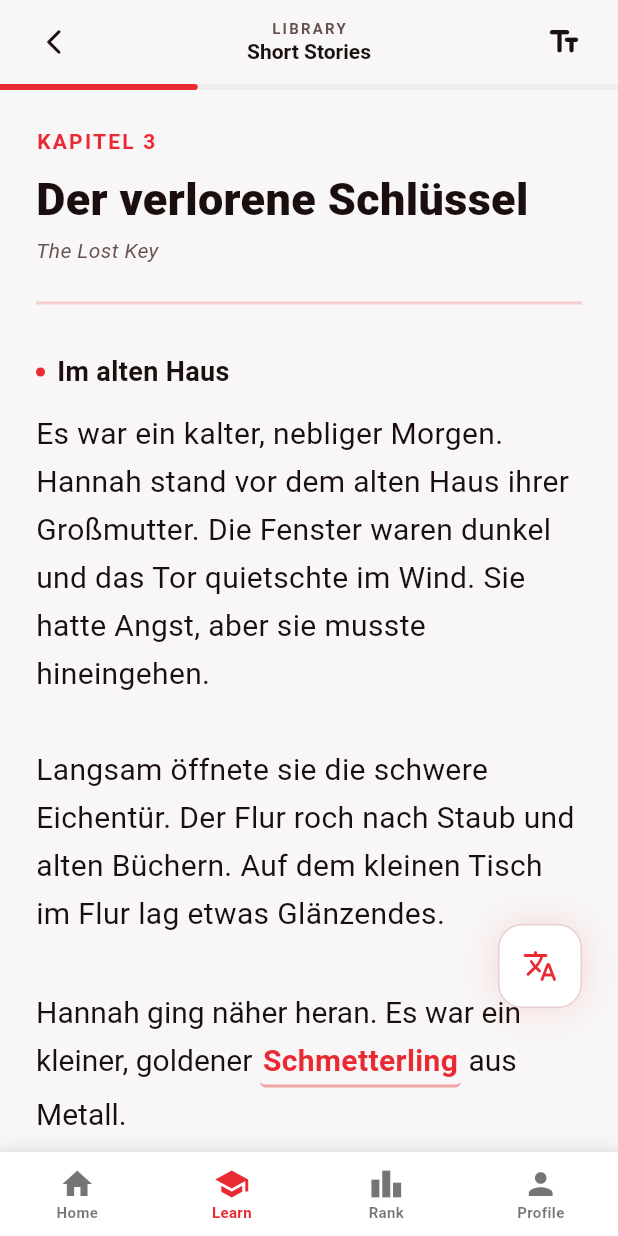
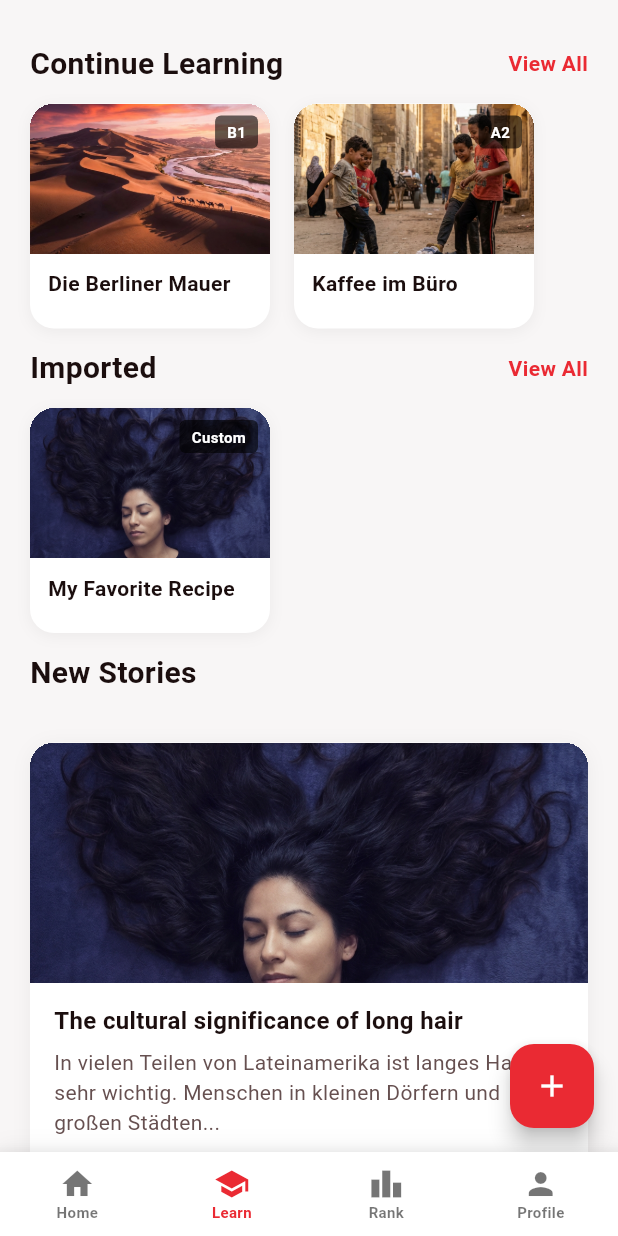
Before and after one commit to kowshikRoy/takt, a Flutter app: the MainScaffold screen opened directly, item 2 of the bottom bar chosen, on a phone screen of 412 x 824 dp. Run offline on Flutter 3.47's test engine with Material 3 defaults, Android fonts, the phone set to English and light mode, and no system bars; our stand-ins replace flutter_animate, google_fonts, shared_preferences, sqflite; accounts and stored records are empty.

Commit message:
feat: Implement discover screen with article model, display widgets, reader, and text input for content creation.

```diff
--- /dev/null
+++ b/lib/models/article_model.dart
@@ -0,0 +1,20 @@
+
+class Article {
+  final String id;
+  final String title;
+  final String description;
+  final String level; // A1, A2, B1, etc.
+  final DateTime date;
+  final String imageUrl;
+  final bool isLiked;
+
+  Article({
+    required this.id,
+    required this.title,
+    required this.description,
+    required this.level,
+    required this.date,
+    required this.imageUrl,
+    this.isLiked = false,
+  });
+}
--- /dev/null
+++ b/lib/screens/create/text_input_screen.dart
@@ -0,0 +1,99 @@
+import 'package:flutter/material.dart';
+import '../../theme/app_theme.dart';
+import '../../models/article_model.dart';
+import '../story_reader_screen.dart';
+
+class TextInputScreen extends StatefulWidget {
+  const TextInputScreen({super.key});
+
+  @override
+  State<TextInputScreen> createState() => _TextInputScreenState();
+}
+
+class _TextInputScreenState extends State<TextInputScreen> {
+  final TextEditingController _titleController = TextEditingController();
+  final TextEditingController _contentController = TextEditingController();
+
+  void _createLesson() {
+    if (_titleController.text.isEmpty || _contentController.text.isEmpty) {
+      ScaffoldMessenger.of(context).showSnackBar(
+        const SnackBar(content: Text('Please enter both title and content')),
+      );
+      return;
+    }
+
+    final newArticle = Article(
+      id: 'custom_${DateTime.now().millisecondsSinceEpoch}',
+      title: _titleController.text,
+      description: _contentController.text.substring(0, _contentController.text.length > 50 ? 50 : _contentController.text.length) + '...',
+      level: 'Custom',
+      date: DateTime.now(),
+      imageUrl: 'assets/images/story_desert.png', // Use placeholder for now
+      // Logic for providing full content needs to be handled in StoryReader
+    );
+
+    Navigator.pushReplacement(
+      context,
+      MaterialPageRoute(
+        builder: (context) => StoryReaderScreen(article: newArticle, customContent: _contentController.text),
+      ),
+    );
+  }
+
+  @override
+  Widget build(BuildContext context) {
+    return Scaffold(
+      backgroundColor: AppTheme.backgroundLight,
+      appBar: AppBar(
+        title: const Text('New Lesson', style: TextStyle(color: AppTheme.textMainLight, fontWeight: FontWeight.bold)),
+        backgroundColor: AppTheme.backgroundLight,
+        elevation: 0,
+        leading: IconButton(
+          icon: const Icon(Icons.close, color: AppTheme.textMainLight),
+          onPressed: () => Navigator.pop(context),
+        ),
+      ),
+      body: Padding(
+        padding: const EdgeInsets.all(20.0),
+        child: Column(
+          children: [
+            TextField(
+              controller: _titleController,
+              decoration: const InputDecoration(
+                hintText: 'Lesson Title',
+                border: OutlineInputBorder(),
+              ),
+              style: const TextStyle(fontWeight: FontWeight.bold),
+            ),
+            const SizedBox(height: 16),
+            Expanded(
+              child: TextField(
+                controller: _contentController,
+                maxLines: null,
+                expands: true,
+                textAlignVertical: TextAlignVertical.top,
+                decoration: const InputDecoration(
+                  hintText: 'Paste your German text here...',
+                  border: OutlineInputBorder(),
+                ),
+              ),
+            ),
+            const SizedBox(height: 16),
+            SizedBox(
+              width: double.infinity,
+              height: 50,
+              child: ElevatedButton(
+                onPressed: _createLesson,
+                style: ElevatedButton.styleFrom(
+                   backgroundColor: AppTheme.primary,
+                   shape: RoundedRectangleBorder(borderRadius: BorderRadius.circular(12)),
+                ),
+                child: const Text('Create Lesson', style: TextStyle(fontSize: 16, fontWeight: FontWeight.bold)),
+              ),
+            ),
+          ],
+        ),
+      ),
+    );
+  }
+}
--- /dev/null
+++ b/lib/screens/discover_screen.dart
@@ -0,0 +1,233 @@
+import 'package:flutter/material.dart';
+import '../theme/app_theme.dart';
+import '../models/article_model.dart';
+import '../widgets/article_card.dart';
+import '../widgets/section_header.dart';
+import '../widgets/compact_article_card.dart';
+import 'story_reader_screen.dart';
+import 'create/text_input_screen.dart';
+
+class DiscoverScreen extends StatefulWidget {
+  const DiscoverScreen({super.key});
+
+  @override
+  State<DiscoverScreen> createState() => _DiscoverScreenState();
+}
+
+class _DiscoverScreenState extends State<DiscoverScreen> {
+  // Filter state removed
+
+  // Mock Data - New Stories
+  final List<Article> _articles = [
+    Article(
+      id: '1',
+      title: 'The cultural significance of long hair',
+      description: 'In vielen Teilen von Lateinamerika ist langes Haar sehr wichtig. Menschen in kleinen Dörfern und großen Städten...',
+      level: 'A2',
+      date: DateTime(2025, 12, 17),
+      imageUrl: 'assets/images/story_hair.png',
+    ),
+    Article(
+      id: '2',
+      title: "'Sock ball': Egypt's humble game turned street celebration",
+      description: 'Sockenball ist ein Spiel aus Ägypten. Man macht einen Ball mit alten Socken, Klebeband und Faden.',
+      level: 'A1',
+      date: DateTime(2025, 12, 16),
+      imageUrl: 'assets/images/story_soccer.png',
+    ),
+    Article(
+      id: '3',
+      title: 'Desert Landscapes of the World',
+      description: 'Wüsten sind faszinierende Orte mit extremer Hitze und Kälte.',
+      level: 'B1',
+      date: DateTime(2025, 12, 15),
+      imageUrl: 'assets/images/story_desert.png',
+    ),
+  ];
+
+  // Mock Data - Continue Learning
+  final List<Article> _continueLearningArticles = [
+    Article(
+      id: 'cl1',
+      title: 'Die Berliner Mauer',
+      description: '',
+      level: 'B1',
+      date: DateTime.now(),
+      imageUrl: 'assets/images/story_desert.png', // Reusing placeholder
+    ),
+     Article(
+      id: 'cl2',
+      title: 'Kaffee im Büro',
+      description: '',
+      level: 'A2',
+      date: DateTime.now(),
+      imageUrl: 'assets/images/story_soccer.png',
+    ),
+  ];
+
+  // Mock Data - Imported
+  final List<Article> _importedArticles = [
+     Article(
+      id: 'imp1',
+      title: 'My Favorite Recipe',
+      description: '',
+      level: 'Custom',
+      date: DateTime.now(),
+      imageUrl: 'assets/images/story_hair.png',
+    ),
+  ];
+
+
+  @override
+  Widget build(BuildContext context) {
+    return Scaffold(
+      backgroundColor: AppTheme.backgroundLight,
+      floatingActionButton: FloatingActionButton(
+        onPressed: () => _showCreateOptions(context),
+        backgroundColor: AppTheme.primary,
+        child: const Icon(Icons.add, color: Colors.white),
+      ),
+      body: SafeArea(
+        child: SingleChildScrollView(
+          child: Column(
+            crossAxisAlignment: CrossAxisAlignment.start,
+            children: [
+              const SizedBox(height: 16),
+
+              // Continue Learning Section
+              SectionHeader(title: 'Continue Learning', onViewAll: () {}),
+              SizedBox(
+                height: 150, // Card height + padding
+                child: ListView.builder(
+                  padding: const EdgeInsets.symmetric(horizontal: 20),
+                  scrollDirection: Axis.horizontal,
+                  itemCount: _continueLearningArticles.length,
+                  itemBuilder: (context, index) {
+                    return CompactArticleCard(
+                      article: _continueLearningArticles[index],
+                      onTap: () => _openReader(_continueLearningArticles[index]),
+                    );
+                  },
+                ),
+              ),
+
+              // Imported Section
+              SectionHeader(title: 'Imported', onViewAll: () {}),
+               SizedBox(
+                height: 150,
+                child: ListView.builder(
+                  padding: const EdgeInsets.symmetric(horizontal: 20),
+                  scrollDirection: Axis.horizontal,
+                  itemCount: _importedArticles.length,
+                  itemBuilder: (context, index) {
+                    return CompactArticleCard(
+                      article: _importedArticles[index],
+                      onTap: () => _openReader(_importedArticles[index]),
+                    );
+                  },
+                ),
+              ),
+
+
+              // New Stories Section
+              SectionHeader(title: 'New Stories'),
+              // _buildFilters() removed
+              ListView.separated(
+                padding: const EdgeInsets.all(20),
+                shrinkWrap: true, // Needed inside SingleChildScrollView
+                physics: const NeverScrollableScrollPhysics(), // Disable internal scrolling
+                itemCount: _articles.length,
+                separatorBuilder: (context, index) => const SizedBox(height: 24),
+                itemBuilder: (context, index) {
+                  final article = _articles[index];
+                  return ArticleCard(
+                    article: article,
+                    onTap: () => _openReader(article),
+                  );
+                },
+              ),
+
+              const SizedBox(height: 80), // Bottom padding for FAB
+            ],
+          ),
+        ),
+      ),
+    );
+  }
+
+  void _openReader(Article article) {
+    Navigator.push(
+      context,
+      MaterialPageRoute(
+        builder: (context) => StoryReaderScreen(article: article),
+      ),
+    );
+  }
+
+
+
+
+  void _showCreateOptions(BuildContext context) {
+    showModalBottomSheet(
+      context: context,
+      shape: const RoundedRectangleBorder(
+        borderRadius: BorderRadius.vertical(top: Radius.circular(20)),
+      ),
+      builder: (context) {
+        return Container(
+          padding: const EdgeInsets.all(24),
+          child: Column(
+            mainAxisSize: MainAxisSize.min,
+            crossAxisAlignment: CrossAxisAlignment.start,
+            children: [
+              const Text(
+                'Create Lesson',
+                style: TextStyle(
+                  fontSize: 20,
+                  fontWeight: FontWeight.bold,
+                  color: AppTheme.textMainLight,
+                ),
+              ),
+              const SizedBox(height: 20),
+              ListTile(
+                leading: Container(
+                  padding: const EdgeInsets.all(8),
+                  decoration: BoxDecoration(color: Colors.blue[50], borderRadius: BorderRadius.circular(8)),
+                  child: const Icon(Icons.paste_rounded, color: Colors.blue),
+                ),
+                title: const Text('Paste Text', style: TextStyle(fontWeight: FontWeight.w600)),
+                subtitle: const Text('Create from clipboard'),
+                onTap: () {
+                  Navigator.pop(context); // Close modal
+                  Navigator.push(context, MaterialPageRoute(builder: (_) => const TextInputScreen()));
+                },
+              ),
+              ListTile(
+                leading: Container(
+                   padding: const EdgeInsets.all(8),
+                   decoration: BoxDecoration(color: Colors.purple[50], borderRadius: BorderRadius.circular(8)),
+                   child: const Icon(Icons.link_rounded, color: Colors.purple),
+                ),
+                title: const Text('Web Article', style: TextStyle(fontWeight: FontWeight.w600)),
+                subtitle: const Text('Import from URL (Coming Soon)'),
+                onTap: () {},
+                enabled: false,
+              ),
+              ListTile(
+                 leading: Container(
+                   padding: const EdgeInsets.all(8),
+                   decoration: BoxDecoration(color: Colors.orange[50], borderRadius: BorderRadius.circular(8)),
+                   child: const Icon(Icons.upload_file_rounded, color: Colors.orange),
+                ),
+                title: const Text('Upload PDF', style: TextStyle(fontWeight: FontWeight.w600)),
+                subtitle: const Text('Import from file (Coming Soon)'),
+                onTap: () {},
+                 enabled: false,
+              ),
+            ],
+          ),
+        );
+      },
+    );
+  }
+}
--- a/lib/screens/main_scaffold.dart
+++ b/lib/screens/main_scaffold.dart
@@ -2,7 +2,7 @@ import 'package:flutter/material.dart';
 import 'home_screen.dart';
 import '../theme/app_theme.dart';
 import 'profile_screen.dart';
-import 'story_screen.dart';
+import 'discover_screen.dart';
 import 'dictionary_screen.dart';
 
 class MainScaffold extends StatefulWidget {
@@ -17,7 +17,7 @@ class _MainScaffoldState extends State<MainScaffold> {
 
   final List<Widget> _screens = [
     const HomeScreen(),
-    const StoryScreen(),
+    const DiscoverScreen(),
     const DictionaryScreen(),
     const ProfileScreen(),
   ];
--- a/lib/screens/story_screen.dart
+++ b/lib/screens/story_reader_screen.dart
@@ -2,14 +2,19 @@ import 'package:flutter/material.dart';
 import 'package:google_fonts/google_fonts.dart';
 import '../theme/app_theme.dart';
 
-class StoryScreen extends StatefulWidget {
-  const StoryScreen({super.key});
+import '../models/article_model.dart';
+
+class StoryReaderScreen extends StatefulWidget {
+  final Article? article;
+  final String? customContent;
+
+  const StoryReaderScreen({super.key, this.article, this.customContent});
 
   @override
-  State<StoryScreen> createState() => _StoryScreenState();
+  State<StoryReaderScreen> createState() => _StoryReaderScreenState();
 }
 
-class _StoryScreenState extends State<StoryScreen> {
+class _StoryReaderScreenState extends State<StoryReaderScreen> {
   // State for the interactive word tooltip
   bool _isTooltipVisible = false;
 
@@ -162,7 +167,7 @@ class _StoryScreenState extends State<StoryScreen> {
         crossAxisAlignment: CrossAxisAlignment.start,
         children: [
           Text(
-            'KAPITEL 3',
+            widget.article?.level ?? 'KAPITEL 3',
             style: TextStyle(
               fontSize: 14,
               fontWeight: FontWeight.bold,
@@ -172,7 +177,7 @@ class _StoryScreenState extends State<StoryScreen> {
           ),
           const SizedBox(height: 12),
           Text(
-            'Der verlorene Schlüssel',
+            widget.article?.title ?? 'Der verlorene Schlüssel',
             style: TextStyle(
               fontSize: 30, // text-3xl
               fontWeight: FontWeight.w800, // extrabold
@@ -182,7 +187,7 @@ class _StoryScreenState extends State<StoryScreen> {
           ),
           const SizedBox(height: 8),
           Text(
-            'The Lost Key',
+            widget.article != null ? '' : 'The Lost Key', // Hide subtitle for custom articles for now
             style: TextStyle(
               fontSize: 14,
               fontStyle: FontStyle.italic,
@@ -195,6 +200,11 @@ class _StoryScreenState extends State<StoryScreen> {
   }
 
   Widget _buildStoryContent(BuildContext context) {
+    if (widget.customContent != null) {
+      return _buildParagraph(widget.customContent!);
+    }
+
+    // Fallback to static content if no custom content provided (existing logic)
     return Column(
       crossAxisAlignment: CrossAxisAlignment.start,
       children: [
@@ -227,6 +237,7 @@ class _StoryScreenState extends State<StoryScreen> {
                    onTap: () {
                      setState(() {
                        _isTooltipVisible = !_isTooltipVisible;
+                       // Hack to make sure we don't float forever if this moves
                      });
                    },
                    child: Container(
@@ -234,7 +245,7 @@ class _StoryScreenState extends State<StoryScreen> {
                      decoration: BoxDecoration(
                        color: _isTooltipVisible ? AppTheme.primary.withValues(alpha: 0.1) : null,
                        borderRadius: BorderRadius.circular(4),
-                       border: Border(bottom: BorderSide(color: AppTheme.primary.withValues(alpha: 0.4), width: 2, style: BorderStyle.solid)), // dotted not easy, solid for now
+                       border: Border(bottom: BorderSide(color: AppTheme.primary.withValues(alpha: 0.4), width: 2, style: BorderStyle.solid)),
                      ),
                      child: Text(
                        'Schmetterling',
--- /dev/null
+++ b/lib/widgets/article_card.dart
@@ -0,0 +1,156 @@
+import 'package:flutter/material.dart';
+import 'package:intl/intl.dart';
+import '../models/article_model.dart';
+import '../theme/app_theme.dart';
+
+class ArticleCard extends StatelessWidget {
+  final Article article;
+  final VoidCallback onTap;
+
+  const ArticleCard({
+    super.key,
+    required this.article,
+    required this.onTap,
+  });
+
+  @override
+  Widget build(BuildContext context) {
+    return GestureDetector(
+      onTap: onTap,
+      child: Container(
+        decoration: BoxDecoration(
+          color: AppTheme.surfaceLight,
+          borderRadius: BorderRadius.circular(16),
+          boxShadow: [
+            BoxShadow(
+              color: Colors.black.withOpacity(0.05),
+              blurRadius: 10,
+              offset: const Offset(0, 2),
+            ),
+          ],
+        ),
+        clipBehavior: Clip.hardEdge,
+        child: Column(
+          crossAxisAlignment: CrossAxisAlignment.start,
+          children: [
+            // Image
+            Container(
+              height: 160,
+              width: double.infinity,
+              decoration: BoxDecoration(
+                color: Colors.grey[200],
+                image: DecorationImage(
+                  image: AssetImage(article.imageUrl), // In real app, NetworkImage
+                  fit: BoxFit.cover,
+                ),
+              ),
+              child: Stack(
+                children: [
+                   // Gradient overlay for text readability if needed, or just plain image as per design
+                ],
+              ),
+            ),
+
+            Padding(
+              padding: const EdgeInsets.all(16),
+              child: Column(
+                crossAxisAlignment: CrossAxisAlignment.start,
+                children: [
+                  Text(
+                    article.title,
+                    style: const TextStyle(
+                      fontSize: 16,
+                      fontWeight: FontWeight.bold,
+                      height: 1.2,
+                      color: AppTheme.textMainLight,
+                    ),
+                    maxLines: 2,
+                    overflow: TextOverflow.ellipsis,
+                  ),
+                  const SizedBox(height: 8),
+                  Text(
+                    article.description,
+                    style: TextStyle(
+                      fontSize: 14,
+                      color: AppTheme.textSubLight,
+                      height: 1.4,
+                    ),
+                    maxLines: 3,
+                    overflow: TextOverflow.ellipsis,
+                  ),
+                  const SizedBox(height: 16),
+                  Row(
+                    mainAxisAlignment: MainAxisAlignment.spaceBetween,
+                    children: [
+                      Row(
+                        children: [
+                          _buildLevelBadge(article.level),
+                          const SizedBox(width: 8),
+                          Text(
+                            DateFormat('d MMMM yyyy').format(article.date),
+                            style: TextStyle(
+                              fontSize: 12,
+                              color: AppTheme.textSubLight,
+                            ),
+                          ),
+                        ],
+                      ),
+                      Icon(
+                        article.isLiked ? Icons.favorite : Icons.favorite_border,
+                        color: article.isLiked ? Colors.red : AppTheme.textSubLight.withOpacity(0.5),
+                        size: 20,
+                      ),
+                    ],
+                  ),
+                ],
+              ),
+            ),
+          ],
+        ),
+      ),
+    );
+  }
+
+  Widget _buildLevelBadge(String level) {
+    Color bg;
+    Color text;
+
+    // Simple logic for badge colors
+    switch (level) {
+      case 'A1':
+      case 'A2':
+        bg = const Color(0xFFDCFCE7); // green-100
+        text = const Color(0xFF166534); // green-800
+        break;
+      case 'B1':
+      case 'B2':
+        bg = const Color(0xFFFEF9C3); // yellow-100
+        text = const Color(0xFF854D0E); // yellow-800
+        break;
+      case 'C1':
+      case 'C2':
+        bg = const Color(0xFFFEE2E2); // red-100
+        text = const Color(0xFF991B1B); // red-800
+        break;
+      default:
+        bg = Colors.grey[200]!;
+        text = Colors.grey[800]!;
+    }
+
+    return Container(
+      padding: const EdgeInsets.symmetric(horizontal: 8, vertical: 4),
+      decoration: BoxDecoration(
+        color: bg,
+        borderRadius: BorderRadius.circular(4),
+      ),
+      child: Text(
+        level,
+        style: TextStyle(
+          color: text,
+          fontSize: 12,
+          fontWeight: FontWeight.bold,
+        ),
+      ),
+    );
+  }
+}
--- /dev/null
+++ b/lib/widgets/compact_article_card.dart
@@ -0,0 +1,98 @@
+import 'package:flutter/material.dart';
+import '../models/article_model.dart';
+import '../theme/app_theme.dart';
+
+class CompactArticleCard extends StatelessWidget {
+  final Article article;
+  final VoidCallback onTap;
+  final double width;
+
+  const CompactArticleCard({
+    super.key,
+    required this.article,
+    required this.onTap,
+    this.width = 160,
+  });
+
+  @override
+  Widget build(BuildContext context) {
+    return GestureDetector(
+      onTap: onTap,
+      child: Container(
+        width: width,
+        margin: const EdgeInsets.only(right: 16),
+        decoration: BoxDecoration(
+          color: AppTheme.surfaceLight,
+          borderRadius: BorderRadius.circular(16),
+          boxShadow: [
+             BoxShadow(
+              color: Colors.black.withOpacity(0.05),
+              blurRadius: 8,
+              offset: const Offset(0, 2),
+            ),
+          ],
+        ),
+        clipBehavior: Clip.hardEdge,
+        child: Column(
+          crossAxisAlignment: CrossAxisAlignment.start,
+          children: [
+            // Image with Badge
+            Stack(
+              children: [
+                Container(
+                  height: 100,
+                  decoration: BoxDecoration(
+                    color: Colors.grey[200],
+                    image: DecorationImage(
+                      image: AssetImage(article.imageUrl),
+                      fit: BoxFit.cover,
+                    ),
+                  ),
+                ),
+                Positioned(
+                  top: 8,
+                  right: 8,
+                  child: Container(
+                    padding: const EdgeInsets.symmetric(horizontal: 8, vertical: 4),
+                    decoration: BoxDecoration(
+                      color: Colors.black.withOpacity(0.6), // Semi-transparent black
+                      borderRadius: BorderRadius.circular(4),
+                    ),
+                    child: Text(
+                      article.level,
+                      style: const TextStyle(
+                        color: Colors.white,
+                        fontSize: 10,
+                        fontWeight: FontWeight.bold,
+                      ),
+                    ),
+                  ),
+                ),
+              ],
+            ),
+
+            Padding(
+              padding: const EdgeInsets.all(12),
+              child: Column(
+                crossAxisAlignment: CrossAxisAlignment.start,
+                children: [
+                   Text(
+                    article.title,
+                    style: const TextStyle(
+                      fontSize: 14,
+                      fontWeight: FontWeight.bold,
+                      height: 1.2,
+                      color: AppTheme.textMainLight,
+                    ),
+                    maxLines: 1,
+                    overflow: TextOverflow.ellipsis,
+                  ),
+                ],
+              ),
+            ),
+          ],
+        ),
+      ),
+    );
+  }
+}
--- /dev/null
+++ b/lib/widgets/section_header.dart
@@ -0,0 +1,45 @@
+import 'package:flutter/material.dart';
+import '../theme/app_theme.dart';
+
+class SectionHeader extends StatelessWidget {
+  final String title;
+  final VoidCallback? onViewAll;
+
+  const SectionHeader({
+    super.key,
+    required this.title,
+    this.onViewAll,
+  });
+
+  @override
+  Widget build(BuildContext context) {
+    return Padding(
+      padding: const EdgeInsets.symmetric(horizontal: 20.0, vertical: 12.0),
+      child: Row(
+        mainAxisAlignment: MainAxisAlignment.spaceBetween,
+        children: [
+          Text(
+            title,
+            style: const TextStyle(
+              fontSize: 20,
+              fontWeight: FontWeight.bold,
+              color: AppTheme.textMainLight,
+            ),
+          ),
+          if (onViewAll != null)
+            GestureDetector(
+              onTap: onViewAll,
+              child: const Text(
+                'View All',
+                style: TextStyle(
+                  color: AppTheme.primary,
+                  fontWeight: FontWeight.bold,
+                  fontSize: 14,
+                ),
+              ),
+            ),
+        ],
+      ),
+    );
+  }
+}
--- a/pubspec.yaml
+++ b/pubspec.yaml
@@ -43,6 +43,7 @@ dependencies:
   provider: ^6.0.5
   shared_preferences: ^2.2.0
   characters: ^1.3.0
+  intl: ^0.20.2
 
 dev_dependencies:
   flutter_test:
```
Also changed, not shown: assets/images/story_desert.png (added), assets/images/story_hair.png (added), assets/images/story_soccer.png (added), pubspec.lock.
